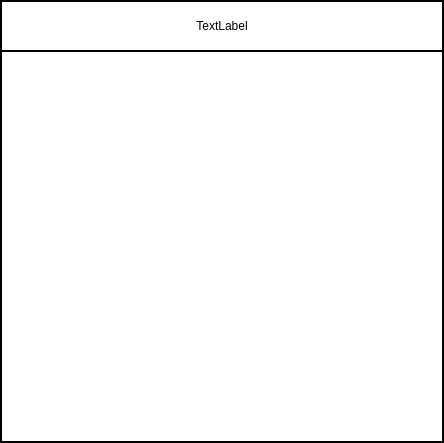
Before: the Qt Designer form resources/subgraph.ui in luhsra/ara, drawn with Qt 5.
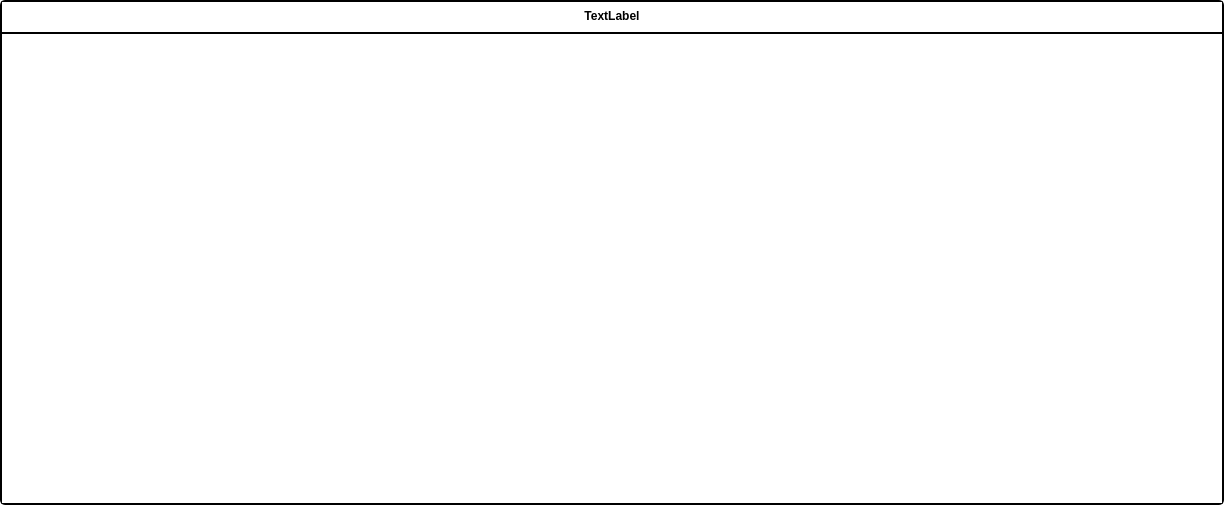
After: the same form once the commit is applied.

```diff
--- a/resources/subgraph.ui
+++ b/resources/subgraph.ui
@@ -6,8 +6,8 @@
    <rect>
     <x>0</x>
     <y>0</y>
-    <width>444</width>
-    <height>443</height>
+    <width>1224</width>
+    <height>505</height>
    </rect>
   </property>
   <property name="windowTitle">
@@ -17,9 +17,14 @@
    <string notr="true">QWidget {
 	background: white; 
 }
-#subgraph, #subgraph_label { 
+
+#subgraph_label_text {
+	font-weight: bold;
+}
+
+#subgraph { 
 	border: 2px solid black;
-	border-radius: 0px;
+	border-radius: 5px;
 }
 </string>
   </property>
@@ -44,7 +49,7 @@
      <property name="maximumSize">
       <size>
        <width>16777215</width>
-       <height>50</height>
+       <height>30</height>
       </size>
      </property>
      <layout class="QVBoxLayout" name="verticalLayout_2">
@@ -74,7 +79,7 @@
         <property name="maximumSize">
          <size>
           <width>16777215</width>
-          <height>16777215</height>
+          <height>20</height>
          </size>
         </property>
         <property name="text">
@@ -88,6 +93,19 @@
      </layout>
     </widget>
    </item>
+   <item>
+    <widget class="Line" name="line">
+     <property name="frameShadow">
+      <enum>QFrame::Plain</enum>
+     </property>
+     <property name="lineWidth">
+      <number>2</number>
+     </property>
+     <property name="orientation">
+      <enum>Qt::Horizontal</enum>
+     </property>
+    </widget>
+   </item>
    <item>
     <widget class="QWidget" name="content" native="true"/>
    </item>
```
